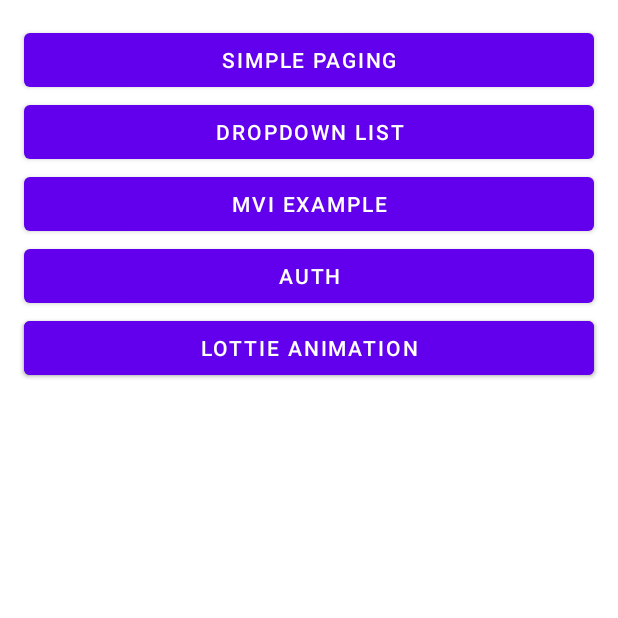
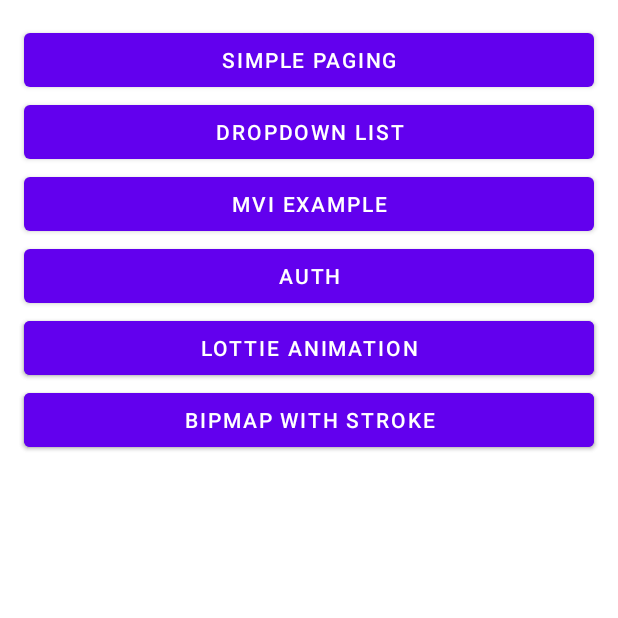
Before and after one commit to git-cdv/BestPractices, an Android app: the screen it shows after launch (MainActivity), on a phone screen of 412 x 824 dp, the top half of it. Run offline under Robolectric (Android 15) with nearby library versions, the phone set to English and light mode, and no system bars; our stand-ins replace Dagger/Hilt's generated code.

Commit message:
Notification & Round Stroke in Bipmap

```diff
--- a/app/src/main/AndroidManifest.xml
+++ b/app/src/main/AndroidManifest.xml
@@ -5,6 +5,7 @@
     <uses-permission android:name="android.permission.ACCESS_COARSE_LOCATION" />
     <uses-permission android:name="android.permission.ACCESS_FINE_LOCATION" />
     <uses-permission android:name="android.permission.FOREGROUND_SERVICE" />
+    <uses-permission android:name="android.permission.POST_NOTIFICATIONS" />
 
     <application
         android:name=".main.App"
--- a/app/src/main/java/com/chkan/bestpractices/main/MenuFragment.kt
+++ b/app/src/main/java/com/chkan/bestpractices/main/MenuFragment.kt
@@ -35,6 +35,12 @@
             btnLottie.setOnClickListener {
                 findNavController().navigate(R.id.action_menuFragment_to_lottieFragment)
             }
+            btnNotification.setOnClickListener {
+                findNavController().navigate(R.id.action_menuFragment_to_notificationFragment)
+            }
+            btnBmp.setOnClickListener {
+                findNavController().navigate(R.id.action_menuFragment_to_bipmapFragment)
+            }
         }
     }
 
--- /dev/null
+++ b/app/src/main/res/drawable/ic_notif_icon.xml
@@ -0,0 +1,5 @@
+<vector android:height="24dp" android:tint="#000000"
+    android:viewportHeight="24" android:viewportWidth="24"
+    android:width="24dp" xmlns:android="http://schemas.android.com/apk/res/android">
+    <path android:fillColor="@android:color/white" android:pathData="M12,2C8,2 4,2.5 4,6v9.5C4,17.43 5.57,19 7.5,19L6,20v1h12v-1l-1.5,-1c1.93,0 3.5,-1.57 3.5,-3.5V6C20,2.5 16.42,2 12,2zM8.5,16C7.67,16 7,15.33 7,14.5S7.67,13 8.5,13s1.5,0.67 1.5,1.5S9.33,16 8.5,16zM11,10H6V7h5V10zM15.5,16c-0.83,0 -1.5,-0.67 -1.5,-1.5s0.67,-1.5 1.5,-1.5s1.5,0.67 1.5,1.5S16.33,16 15.5,16zM18,10h-5V7h5V10z"/>
+</vector>
--- a/app/src/main/res/layout/fragment_menu.xml
+++ b/app/src/main/res/layout/fragment_menu.xml
@@ -74,4 +74,26 @@
         app:layout_constraintStart_toStartOf="parent"
         app:layout_constraintTop_toBottomOf="@+id/btn_auth" />
 
+    <com.google.android.material.button.MaterialButton
+        android:id="@+id/btn_notification"
+        android:layout_width="match_parent"
+        android:layout_height="wrap_content"
+        android:layout_marginHorizontal="16dp"
+        android:layout_marginBottom="32dp"
+        android:text="@string/notification"
+        app:layout_constraintEnd_toEndOf="parent"
+        app:layout_constraintStart_toStartOf="parent"
+        app:layout_constraintTop_toBottomOf="@+id/btn_lottie" />
+
+    <com.google.android.material.button.MaterialButton
+        android:id="@+id/btn_bmp"
+        android:layout_width="match_parent"
+        android:layout_height="wrap_content"
+        android:layout_marginHorizontal="16dp"
+        android:layout_marginBottom="32dp"
+        android:text="@string/bipmap_with_stroke"
+        app:layout_constraintEnd_toEndOf="parent"
+        app:layout_constraintStart_toStartOf="parent"
+        app:layout_constraintTop_toBottomOf="@+id/btn_lottie" />
+
 </androidx.constraintlayout.widget.ConstraintLayout>
--- a/app/src/main/res/navigation/main_graph.xml
+++ b/app/src/main/res/navigation/main_graph.xml
@@ -31,6 +31,12 @@
         <action
             android:id="@+id/action_menuFragment_to_lottieFragment"
             app:destination="@id/lottieFragment" />
+        <action
+            android:id="@+id/action_menuFragment_to_notificationFragment"
+            app:destination="@id/notificationFragment" />
+        <action
+            android:id="@+id/action_menuFragment_to_bipmapFragment"
+            app:destination="@id/bipmapFragment" />
     </fragment>
     <fragment
         android:id="@+id/mviListFragment"
@@ -54,4 +60,14 @@
         android:name="com.chkan.bestpractices.lottie_animation.LottieFragment"
         android:label="fragment_lottie"
         tools:layout="@layout/fragment_lottie" />
+    <fragment
+        android:id="@+id/notificationFragment"
+        android:name="com.chkan.bestpractices.notifications.NotificationFragment"
+        android:label="fragment_notification"
+        tools:layout="@layout/fragment_notification" />
+    <fragment
+        android:id="@+id/bipmapFragment"
+        android:name="com.chkan.bestpractices.bipmap_with_stroke.BipmapFragment"
+        android:label="fragment_bipmap"
+        tools:layout="@layout/fragment_bipmap" />
 </navigation>
--- a/app/src/main/res/values-night/strings.xml
+++ b/app/src/main/res/values-night/strings.xml
@@ -10,4 +10,5 @@
     <string name="corrupt_access_token">Corrupt access token</string>
     <string name="logout">Logout</string>
     <string name="auth_login">Auth_login</string>
+    <string name="notification">Notification</string>
 </resources>
--- a/app/src/main/res/values/strings.xml
+++ b/app/src/main/res/values/strings.xml
@@ -17,5 +17,7 @@
     <string name="stop">Stop</string>
     <string name="location_tracking">Location tracking</string>
     <string name="lottie_animation">Lottie animation</string>
+    <string name="notification">Notification</string>
+    <string name="bipmap_with_stroke">Bipmap with stroke</string>
 
 </resources>
```
Also changed, not shown: app/build.gradle (+10 -6 lines), app/src/main/java/com/chkan/bestpractices/bipmap_with_stroke/BipmapFragment.kt (added, +82 -0 lines), app/src/main/java/com/chkan/bestpractices/notifications/NotificationFragment.kt (added, +65 -0 lines), app/src/main/res/layout/fragment_bipmap.xml (added, +16 -0 lines), app/src/main/res/layout/fragment_notification.xml (added, +17 -0 lines).
